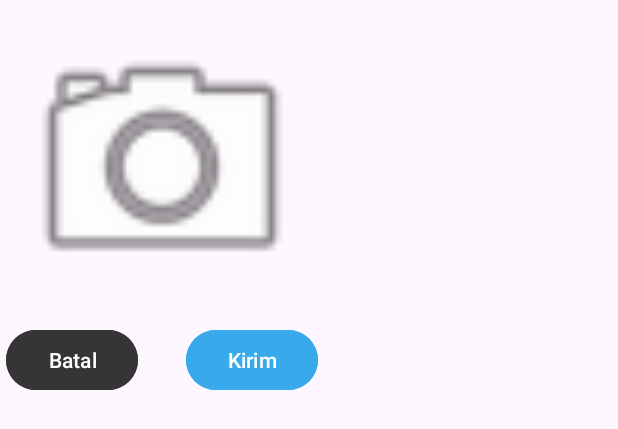
After one commit to ZyRito-dit/ProjectBEM, an Android app: the layout pop_up.xml on its own in the app's theme, with its tools: preview values and no code run, on a phone screen of 412 x 824 dp. The commit adds this screen. Shown: the top 429 px of the screen. Run offline under Robolectric (Android 15) with nearby library versions, the phone set to English and light mode, and no system bars; network calls fail.

Commit message:
Menambahkan fitur galery

```diff
--- a/app/src/main/AndroidManifest.xml
+++ b/app/src/main/AndroidManifest.xml
@@ -4,6 +4,11 @@
 
     <uses-permission android:name="android.permission.INTERNET" />
     <uses-permission android:name="android.permission.ACCESS_NOTIFICATION_POLICY"/>
+    <uses-permission android:name="android.permission.READ_MEDIA_IMAGES"/>
+    <uses-permission android:name="android.permission.READ_EXTERNAL_STORAGE"/>
+    <uses-permission android:name="android.permission.CAMERA"/>
+    <uses-permission android:name="android.permission.WRITE_EXTERNAL_STORAGE" android:maxSdkVersion="28"/>
+    <uses-feature android:name="android.hardware.camera" android:required="true"/>
 
     <application
         android:name=".Drawer.SettingMenu.DarkMode.MyApplication"
--- /dev/null
+++ b/app/src/main/res/layout/pop_up.xml
@@ -0,0 +1,50 @@
+<androidx.constraintlayout.widget.ConstraintLayout xmlns:android="http://schemas.android.com/apk/res/android"
+    xmlns:app="http://schemas.android.com/apk/res-auto"
+    xmlns:tools="http://schemas.android.com/tools"
+    android:orientation="vertical"
+    android:layout_width="wrap_content"
+    android:layout_height="wrap_content"
+    android:gravity="center">
+
+    <!-- Image Preview -->
+    <ImageView
+        android:id="@+id/imagePreview"
+        android:layout_width="200dp"
+        android:layout_height="200dp"
+        android:layout_gravity="center"
+        android:layout_marginStart="8dp"
+        android:layout_marginTop="8dp"
+        android:layout_marginEnd="8dp"
+        android:layout_marginBottom="8dp"
+        android:scaleType="centerCrop"
+        android:src="@android:drawable/ic_menu_camera"
+        app:layout_constraintBottom_toTopOf="@+id/btnCancel"
+        app:layout_constraintEnd_toEndOf="parent"
+        app:layout_constraintStart_toStartOf="parent"
+        app:layout_constraintTop_toTopOf="parent"
+        tools:ignore="MissingConstraints" />
+
+    <Button
+        android:id="@+id/btnCancel"
+        android:layout_width="wrap_content"
+        android:layout_height="wrap_content"
+        android:layout_marginStart="4dp"
+        android:layout_marginBottom="4dp"
+        android:text="Batal"
+        android:backgroundTint="#353535"
+        app:layout_constraintBottom_toBottomOf="parent"
+        app:layout_constraintStart_toStartOf="parent"
+        tools:ignore="MissingConstraints" />
+
+    <Button
+        android:id="@+id/btnUpload"
+        android:layout_width="wrap_content"
+        android:layout_height="wrap_content"
+        android:layout_marginEnd="4dp"
+        android:layout_marginBottom="4dp"
+        android:backgroundTint="@color/biruJanjutan"
+        android:text="Kirim"
+        app:layout_constraintBottom_toBottomOf="parent"
+        app:layout_constraintEnd_toEndOf="parent"
+        tools:ignore="MissingConstraints" />
+</androidx.constraintlayout.widget.ConstraintLayout>
```
Also changed, not shown: app/src/main/java/com/example/projectbem/Adapter/GalleryAdapter.kt (+11 -17 lines), app/src/main/java/com/example/projectbem/Data/UsersViewModel.kt (+0 -7 lines), app/src/main/java/com/example/projectbem/Home/dashboard_item/Gallery/Gallery_Activity.kt (+99 -12 lines).
